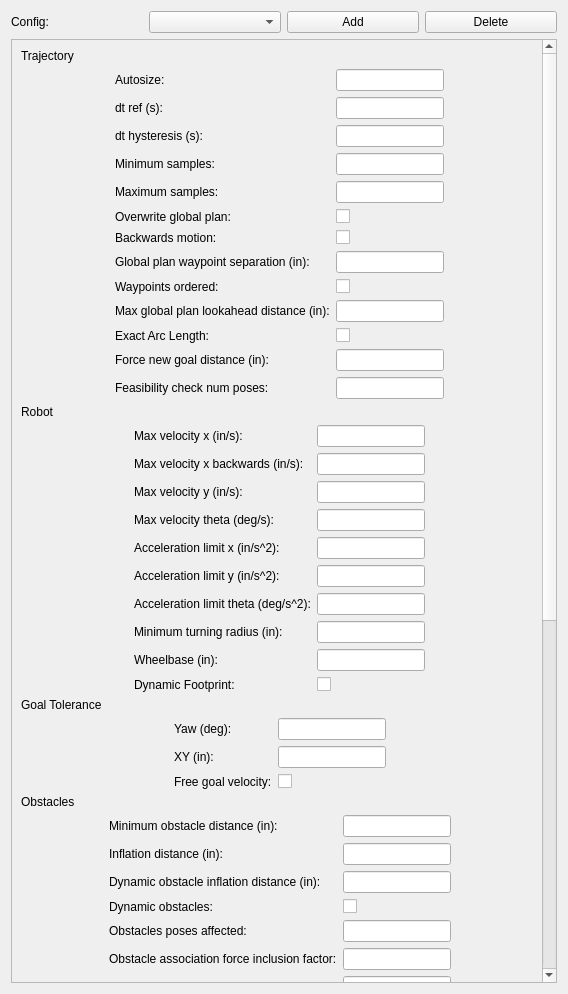
First picture: the form in gui/path_planner/teb_planner/ui/config_widget.ui, repository utk-robotics-2017/rip, before the edit.
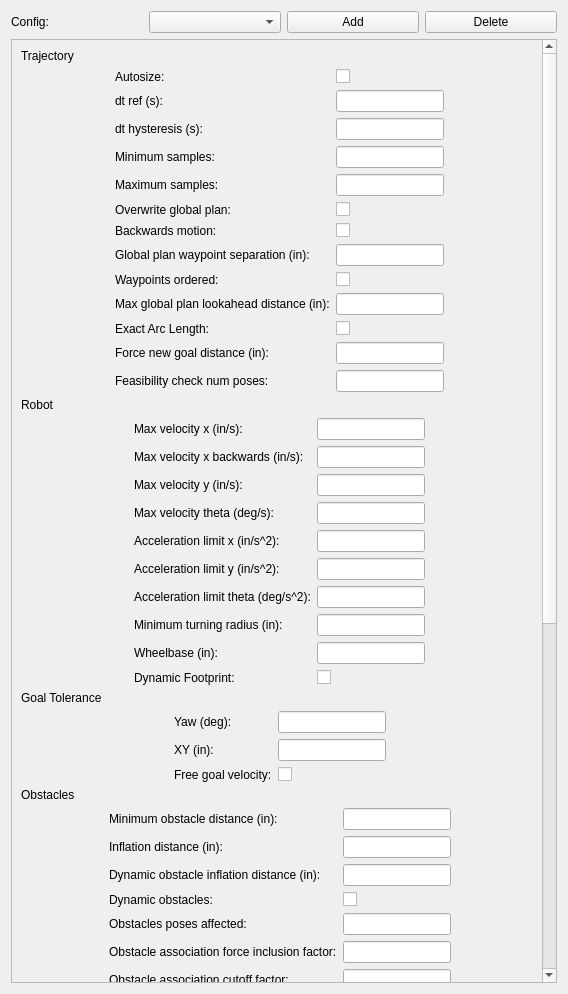
Second picture: the form after the edit.

Diff of the .ui file:
```diff
--- a/gui/path_planner/teb_planner/ui/config_widget.ui
+++ b/gui/path_planner/teb_planner/ui/config_widget.ui
@@ -53,7 +53,7 @@
         <x>0</x>
         <y>0</y>
         <width>534</width>
-        <height>1693</height>
+        <height>1685</height>
        </rect>
       </property>
       <layout class="QVBoxLayout" name="verticalLayout_2">
@@ -261,7 +261,11 @@
           <widget class="QLineEdit" name="min_samples"/>
          </item>
          <item row="0" column="1">
-          <widget class="QLineEdit" name="autosize"/>
+          <widget class="QCheckBox" name="autosize">
+           <property name="text">
+            <string/>
+           </property>
+          </widget>
          </item>
         </layout>
        </item>
```
